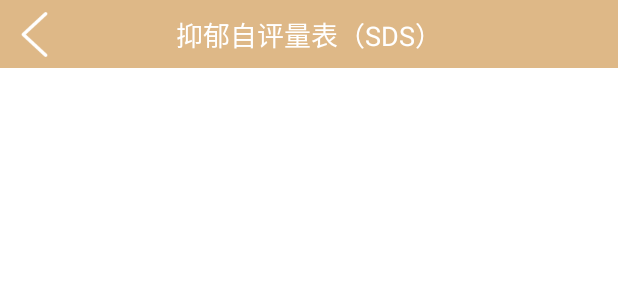
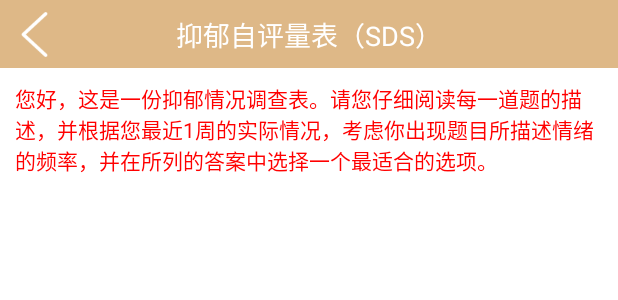
Before and after one commit to KarenKaKa/StudentHelp, an Android app: the layout activity_test.xml on its own in the app's theme, with its tools: preview values and no code run, on a phone screen of 412 x 824 dp. Shown: the top 300 px of the screen. Run offline under Robolectric (Android 15) with nearby library versions, the phone set to English and light mode, and no system bars.

Commit message:
测试答题完成

```diff
--- a/app/src/main/java/com/consultation/studenthelp/module/main/home/HomeFragment.java
+++ b/app/src/main/java/com/consultation/studenthelp/module/main/home/HomeFragment.java
@@ -14,7 +14,7 @@ import com.consultation.studenthelp.R;
 import com.consultation.studenthelp.base.BaseFragment;
 import com.consultation.studenthelp.databinding.FragmentHomeBinding;
 import com.consultation.studenthelp.module.main.news.NewsAdapter;
-import com.consultation.studenthelp.module.question.TestActivity;
+import com.consultation.studenthelp.module.question.TestListActivity;
 import com.consultation.studenthelp.module.teachers.TeachersActivity;
 
 import java.util.ArrayList;
@@ -96,8 +96,7 @@ public class HomeFragment extends BaseFragment<HomePresenter> implements HomeVie
             intent.putExtra("fromOrder", true);
             startActivity(intent);
         } else if (id == R.id.tvTests) {
-            //TODO 测试
-            startActivity(new Intent(getActivity(), TestActivity.class));
+            startActivity(new Intent(getActivity(), TestListActivity.class));
         }
     }
 
--- a/app/src/main/java/com/consultation/studenthelp/module/main/mine/MineFragment.java
+++ b/app/src/main/java/com/consultation/studenthelp/module/main/mine/MineFragment.java
@@ -15,6 +15,7 @@ import com.consultation.studenthelp.databinding.FragmentMineBinding;
 import com.consultation.studenthelp.module.leavemessage.MyLeaveMessageActivity;
 import com.consultation.studenthelp.module.login.LoginActivity;
 import com.consultation.studenthelp.module.main.order.OrderListActivity;
+import com.consultation.studenthelp.module.question.MyTestListActivity;
 import com.consultation.studenthelp.module.userinfo.EditUserInfoActivity;
 import com.consultation.studenthelp.utils.UserSpUtils;
 
@@ -77,7 +78,7 @@ public class MineFragment extends BaseFragment implements View.OnClickListener {
         } else if (id == R.id.tvAppointment) {
             startActivity(new Intent(getActivity(), OrderListActivity.class));
         } else if (id == R.id.tvTests) {
-            toast("测试记录");
+            startActivity(new Intent(getActivity(), MyTestListActivity.class));
         } else if (id == R.id.tvTeachers) {
             toast("我喜欢的老师");
         } else if (id == R.id.tvLogout) {
--- a/app/src/main/java/com/consultation/studenthelp/net/vo/DataListProvider.java
+++ b/app/src/main/java/com/consultation/studenthelp/net/vo/DataListProvider.java
@@ -13,7 +13,7 @@ public class DataListProvider {
             List<Questionnaire> questionnaires = List.of(new Questionnaire("心理健康教育调查表", "欢迎大家参加本次答题", "15分以上及格",
                             List.of(new Question("你的性别", false, List.of(new Answer("男", 1), new Answer("女", 1))),
                                     new Question("你认为自己是什么性格的人？", false, List.of(new Answer("乐观开朗，积极向上", 3), new Answer("随遇而安，处事淡漠", 2), new Answer("急躁，易焦虑", 1))),
-                                    new Question("你有曾经或者现在被哪些情绪困扰？", false, List.of(new Answer("自卑", 0), new Answer("焦虑", 0), new Answer("愤怒", 0), new Answer("压抑", 0))),
+                                    new Question("你有曾经或者现在被哪些情绪困扰？", true, List.of(new Answer("自卑", 0), new Answer("焦虑", 0), new Answer("愤怒", 0), new Answer("压抑", 0))),
                                     new Question("你是否经常有这些焦虑？", false, List.of(new Answer("总是", 0), new Answer("经常", 1), new Answer("偶尔", 2), new Answer("基本没", 3))),
                                     new Question("你在情绪不安时是否有过极端想法？", false, List.of(new Answer("有", 0), new Answer("偶尔有", 1), new Answer("无", 2))),
                                     new Question("你认为自己的情绪自我调节能力如何", false, List.of(new Answer("很强", 4), new Answer("不错", 3), new Answer("一般", 2), new Answer("差", 0))),
--- a/app/src/main/java/com/consultation/studenthelp/net/vo/Questionnaire.java
+++ b/app/src/main/java/com/consultation/studenthelp/net/vo/Questionnaire.java
@@ -2,12 +2,13 @@ package com.consultation.studenthelp.net.vo;
 
 import org.litepal.crud.LitePalSupport;
 
+import java.io.Serializable;
 import java.util.List;
 
 /**
  * 问卷列表
  */
-public class Questionnaire extends LitePalSupport {
+public class Questionnaire extends LitePalSupport implements Serializable {
     private long id;
     private String questionnaireTitle;//问卷描述  抑郁自评量表（SDS）
     private String questionnaireSubTitle;//您好，这是一份抑郁情况调查表。请您仔细阅读每一道题的描述，并根据您最近1周的实际情况，考虑你出现题目所描述情绪的频率，并在所列的答案中选择一个最适合的选项。
--- a/app/src/main/res/layout/activity_test.xml
+++ b/app/src/main/res/layout/activity_test.xml
@@ -1,6 +1,7 @@
 <?xml version="1.0" encoding="utf-8"?>
 <layout xmlns:android="http://schemas.android.com/apk/res/android"
-    xmlns:app="http://schemas.android.com/apk/res-auto">
+    xmlns:app="http://schemas.android.com/apk/res-auto"
+    xmlns:tools="http://schemas.android.com/tools">
 
     <androidx.constraintlayout.widget.ConstraintLayout
         android:layout_width="match_parent"
@@ -20,22 +21,59 @@
             android:id="@+id/tvTitle"
             android:layout_width="wrap_content"
             android:layout_height="wrap_content"
-            android:text="抑郁自评量表（SDS）"
             android:textColor="@color/white"
             android:textSize="18sp"
             app:layout_constraintBottom_toBottomOf="@+id/ivBack"
             app:layout_constraintLeft_toLeftOf="parent"
             app:layout_constraintRight_toRightOf="parent"
-            app:layout_constraintTop_toTopOf="@+id/ivBack" />
+            app:layout_constraintTop_toTopOf="@+id/ivBack"
+            tools:text="抑郁自评量表（SDS）" />
 
-        <androidx.recyclerview.widget.RecyclerView
-            android:id="@+id/recycler"
+        <androidx.core.widget.NestedScrollView
             android:layout_width="match_parent"
             android:layout_height="0dp"
-            android:background="@color/white"
-            android:paddingTop="15dp"
-            app:layoutManager="androidx.recyclerview.widget.LinearLayoutManager"
+            android:fillViewport="true"
             app:layout_constraintBottom_toBottomOf="parent"
-            app:layout_constraintTop_toBottomOf="@+id/ivBack" />
+            app:layout_constraintTop_toBottomOf="@+id/ivBack">
+
+            <LinearLayout
+                android:layout_width="match_parent"
+                android:layout_height="match_parent"
+                android:background="@color/white"
+                android:orientation="vertical">
+
+                <TextView
+                    android:id="@+id/tvSubTitle"
+                    android:layout_width="match_parent"
+                    android:layout_height="wrap_content"
+                    android:padding="10dp"
+                    android:textColor="#FF0000"
+                    android:textSize="14sp"
+                    app:layout_constraintTop_toTopOf="parent"
+                    tools:text="您好，这是一份抑郁情况调查表。请您仔细阅读每一道题的描述，并根据您最近1周的实际情况，考虑你出现题目所描述情绪的频率，并在所列的答案中选择一个最适合的选项。 " />
+
+                <androidx.recyclerview.widget.RecyclerView
+                    android:id="@+id/recycler"
+                    android:layout_width="match_parent"
+                    android:layout_height="match_parent"
+                    android:nestedScrollingEnabled="false"
+                    android:paddingTop="5dp"
+                    app:layoutManager="androidx.recyclerview.widget.LinearLayoutManager" />
+
+                <TextView
+                    android:id="@+id/btnSubmit"
+                    android:layout_width="match_parent"
+                    android:layout_height="wrap_content"
+                    android:layout_marginHorizontal="15dp"
+                    android:layout_marginTop="25dp"
+                    android:layout_marginBottom="25dp"
+                    android:background="@drawable/shape_solid_f6729f_2"
+                    android:gravity="center"
+                    android:paddingVertical="11dp"
+                    android:text="提交"
+                    android:textColor="#fff"
+                    android:textSize="15sp" />
+            </LinearLayout>
+        </androidx.core.widget.NestedScrollView>
     </androidx.constraintlayout.widget.ConstraintLayout>
 </layout>
```
Also changed, not shown: app/src/main/AndroidManifest.xml (+20 -3 lines), app/src/main/java/com/consultation/studenthelp/module/question/MyTestListActivity.java (added, +80 -0 lines), app/src/main/java/com/consultation/studenthelp/module/question/QuestionnaireAdapter.java (added, +64 -0 lines), app/src/main/java/com/consultation/studenthelp/module/question/RecordAdapter.java (added, +62 -0 lines), app/src/main/java/com/consultation/studenthelp/module/question/TestActivity.java (+76 -6 lines), app/src/main/java/com/consultation/studenthelp/module/question/TestListActivity.java (added, +47 -0 lines), app/src/main/java/com/consultation/studenthelp/net/vo/MyQuestionsInfo.java (added, +13 -0 lines), app/src/main/res/layout/item_questionnaire_list.xml (added, +15 -0 lines), app/src/main/res/layout/item_record_list.xml (added, +57 -0 lines).
